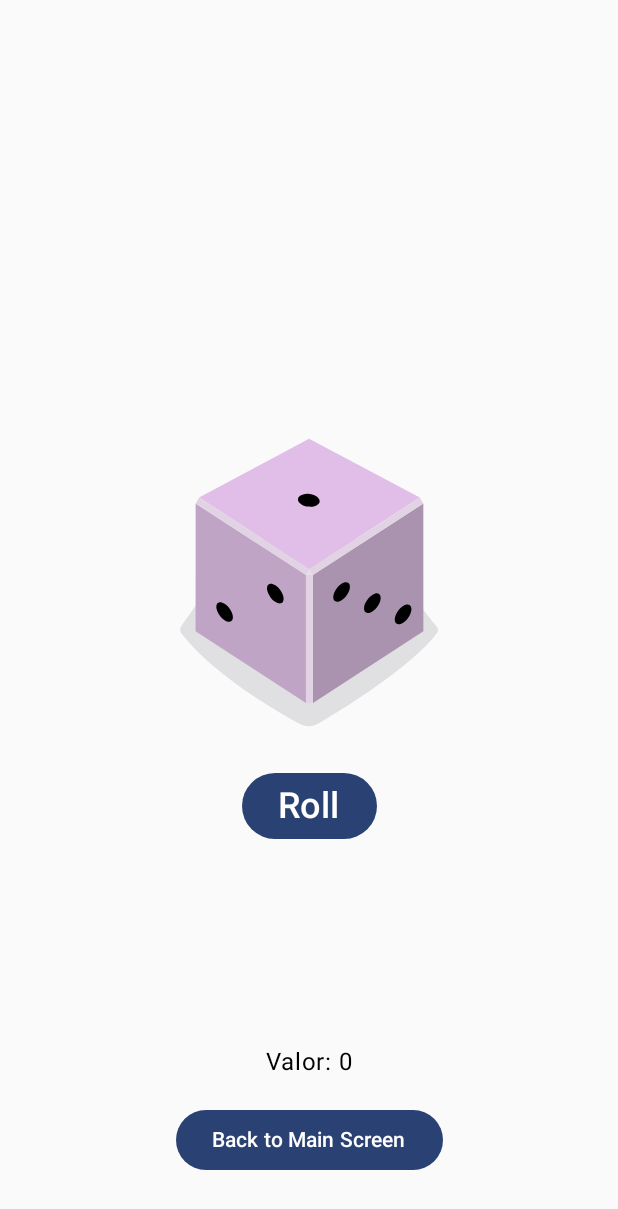
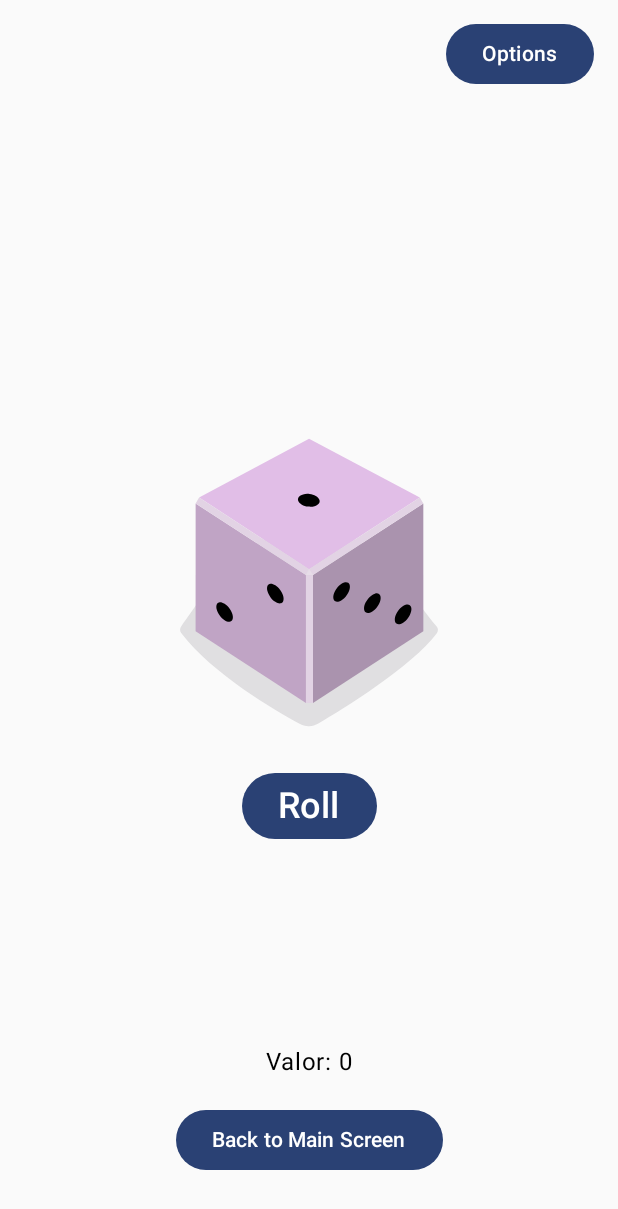
Before and after one commit to Suunic/Projeto_AndroidStd_Ricardo_Sousa, an Android app built with Jetpack Compose: the screen it shows after launch (MainActivity), after a tap on "1 Player", on a phone screen of 412 x 824 dp. Shown: the top 1209 px of the screen. Run offline under Robolectric (Android 15) with nearby library versions, the phone set to English and light mode, and no system bars.

Commit message:
-Adicionado o botão de opções para os diferentes tipos de dados com um menu drop down

```diff
--- a/app/src/main/java/com/example/projetoandroidstdricardosousa/MainActivity.kt
+++ b/app/src/main/java/com/example/projetoandroidstdricardosousa/MainActivity.kt
@@ -1,15 +1,22 @@
 package com.example.projetoandroidstdricardosousa
 
 import android.os.Bundle
+import android.util.Log
 import androidx.activity.ComponentActivity
 import androidx.activity.compose.setContent
 import androidx.compose.foundation.Image
 import androidx.compose.foundation.layout.Arrangement
+import androidx.compose.foundation.layout.Box
 import androidx.compose.foundation.layout.Column
+import androidx.compose.foundation.layout.IntrinsicSize
 import androidx.compose.foundation.layout.Spacer
 import androidx.compose.foundation.layout.fillMaxSize
 import androidx.compose.foundation.layout.height
+import androidx.compose.foundation.layout.padding
+import androidx.compose.foundation.layout.width
 import androidx.compose.material3.Button
+import androidx.compose.material3.DropdownMenu
+import androidx.compose.material3.DropdownMenuItem
 import androidx.compose.material3.Text
 import androidx.compose.runtime.Composable
 import androidx.compose.runtime.getValue
@@ -27,6 +34,7 @@ import androidx.navigation.compose.composable
 import androidx.navigation.compose.rememberNavController
 import com.example.projetoandroidstdricardosousa.ui.theme.ProjectGameTheme
 import kotlin.system.exitProcess
+
 
 var Option: Int = 2
 
@@ -94,6 +102,38 @@ fun MainScreen(
 
 @Composable
 fun Screen1(navigateBack: () -> Unit) {
+    var expanded by remember { mutableStateOf(false) }
+    Column(
+        modifier = Modifier
+            .fillMaxSize()
+            .padding(end = 16.dp),
+        horizontalAlignment = Alignment.End,
+        verticalArrangement = Arrangement.Top,
+    ) {
+        Spacer(modifier = Modifier.height(16.dp))
+        Box(modifier = Modifier.height(40.dp)){
+            Button(onClick = { expanded = true }) {
+                Text("Options")
+            }
+
+            DropdownMenu(
+                expanded = expanded,
+                onDismissRequest = { expanded = false },
+                modifier = Modifier
+                    .padding(vertical = 2.dp)
+                    .width(IntrinsicSize.Max)
+            ) {
+
+                DropdownMenuItem(text = { Text("D4") }, onClick = { Option=1; Log.d("TAG", "Option changed to $Option") })
+                DropdownMenuItem(text = { Text("D6") }, onClick = { Option=2; Log.d("TAG", "Option changed to $Option") })
+                DropdownMenuItem(text = { Text("D20") }, onClick = { Option=3; Log.d("TAG", "Option changed to $Option") })
+
+            }
+        }
+
+        Spacer(modifier = Modifier.padding(end = 16.dp))
+    }
+    Spacer(modifier = Modifier.padding(end = 16.dp))
     when (Option) {
         1 -> {
             // diceFour()
```
